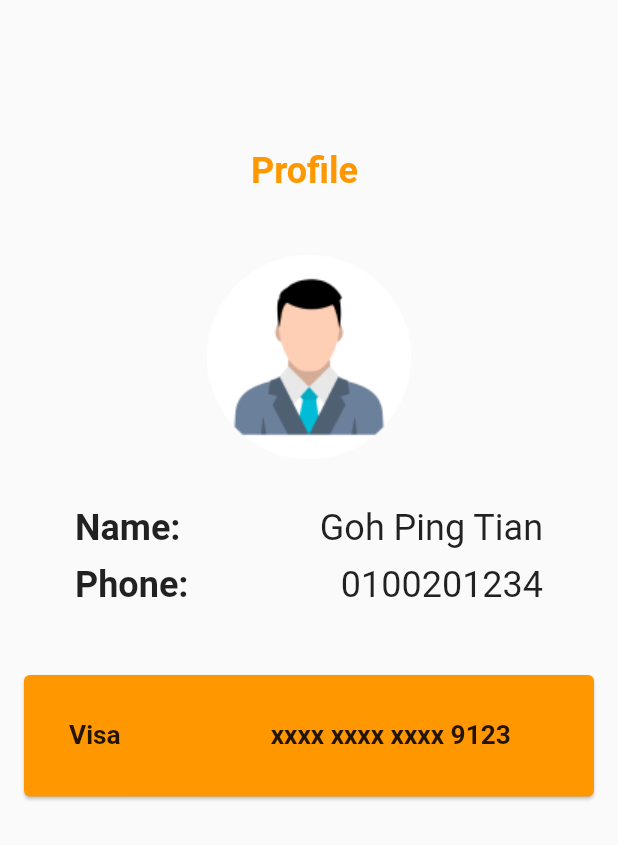
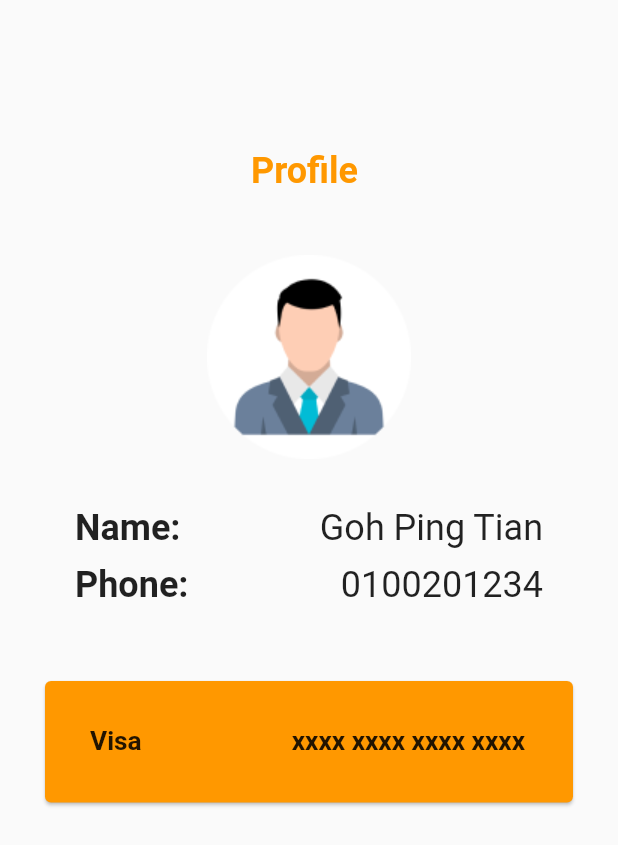
Before and after one commit to pmgwee/payhackfinovators, a Flutter app: the Profile screen opened by its route, on a phone screen of 412 x 824 dp. Shown: the top 845 px of the screen. Run offline on Flutter 3.47's test engine with Material 2 defaults, Android fonts, the phone set to English and light mode, and no system bars; our stand-ins replace flutter_onboarding_slider, google_fonts; missing offline and left inert: flutter_barcode_scanner; Roboto replaces fonts that are missing (Open-sans).

Commit message:
fix profile overflow mobile view

```diff
--- a/lib/pages/Profile.dart
+++ b/lib/pages/Profile.dart
@@ -94,7 +94,7 @@ class Profile extends StatelessWidget {
             ),
             SizedBox(height: 30),
             Card(
-                margin: EdgeInsets.fromLTRB(16.0, 16.0, 16.0, 16.0),
+              margin: EdgeInsets.fromLTRB(30.0, 20.0, 30.0, 30.0),
               color: Colors.orange,
               child: Padding(
                 padding: const EdgeInsets.all(30),
@@ -109,17 +109,21 @@ class Profile extends StatelessWidget {
                       ),
                     ),
                     SizedBox(width: 100),
-                      Text(
-                        'xxxx xxxx xxxx 9123',
+                    Expanded(
+                      child: Text(
+                        'xxxx xxxx xxxx xxxx',
+                        overflow: TextOverflow.clip,
                         style: TextStyle(
                           fontSize: 17.5,
                           fontWeight: FontWeight.bold,
                           fontFamily: 'Open-sans',
                         ),
-                      )
+                      ),
+                    ),
                   ],
                 ),
-                ))
+              ),
+            ),
           ],
         ),
       ),
--- a/lib/pages/Scanner.dart
+++ b/lib/pages/Scanner.dart
@@ -16,9 +16,6 @@ class _MyCustomWidgetState extends State<MyCustomWidget> {
   @override
   Widget build(BuildContext context) {
     return Scaffold(
-      appBar: AppBar(
-        title: Text('QR Scanner'),
-      ),
       body: Center(
           child: Column(
         mainAxisAlignment: MainAxisAlignment.center,
```
Lines whose indentation alone changed are shown as unchanged.
